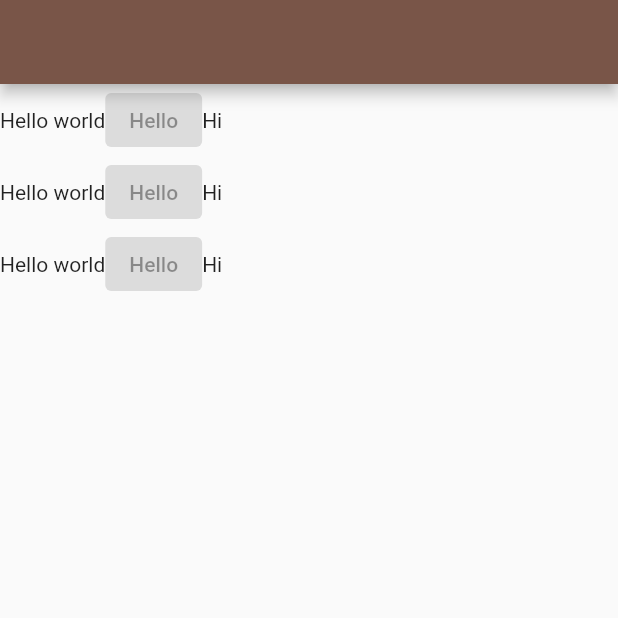
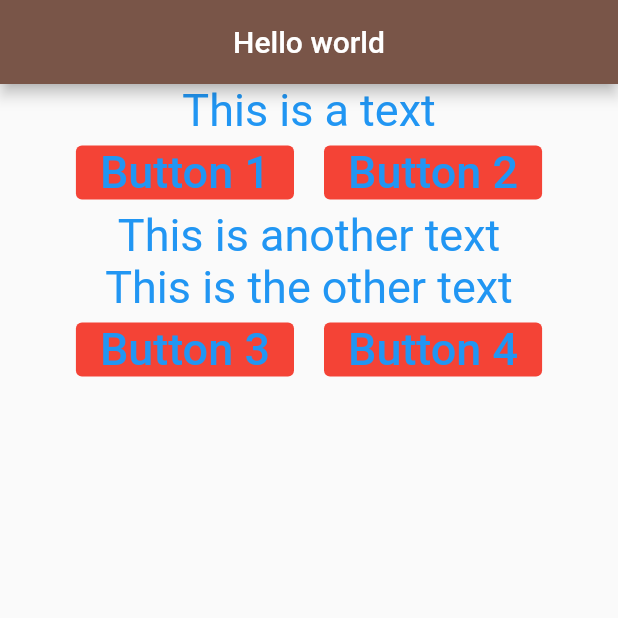
Before and after one commit to TarekFaysal/flutter_project_3, a Flutter app: the screen it shows after launch, on a phone screen of 412 x 824 dp, the top half of it. Run offline on Flutter 3.47's test engine with Material 2 defaults, Android fonts, the phone set to English and light mode, and no system bars.

Commit message:
button, text, column

```diff
--- a/lib/main.dart
+++ b/lib/main.dart
@@ -28,6 +28,7 @@ class MyApp extends StatelessWidget {
         visualDensity: VisualDensity.adaptivePlatformDensity,
       ),
       home: WelcomeScreen(),
+
     );
   }
 }
--- a/lib/screens/welcome/welcome_screen.dart
+++ b/lib/screens/welcome/welcome_screen.dart
@@ -1,36 +1,85 @@
 import 'package:flutter/material.dart';
 
-class WelcomeScreen extends StatelessWidget {
+class WelcomeScreen extends StatefulWidget {
   const WelcomeScreen({Key key}) : super(key: key);
 
   @override
+  State<WelcomeScreen> createState() => _WelcomeScreenState();
+}
+
+class _WelcomeScreenState extends State<WelcomeScreen> {
+  TextStyle textStyle = TextStyle(color: Colors.blue, fontSize: 30);
+  ButtonStyle buttonStyle =
+      ButtonStyle(backgroundColor: MaterialStateProperty.all(Colors.red));
+  @override
   Widget build(BuildContext context) {
     return Scaffold(
-        appBar: AppBar(),
-        body: Column(
+        appBar: AppBar(
+          title: Text("Hello world"),
+          centerTitle: true,
+        ),
+        body: Container(
+          alignment: Alignment.center,
+          child: Column(
             children: [
+              Text(
+                "This is a text",
+                style: textStyle,
+              ),
               Row(
+                mainAxisAlignment: MainAxisAlignment.center,
                 children: [
-                Text("Hello world"),
-                ElevatedButton(onPressed: null, child: Text("Hello")),
-                Text("Hi")
+                  ElevatedButton(
+                      style: buttonStyle,
+                      onPressed: null,
+                      child: Text(
+                        "Button 1",
+                        style: textStyle,
+                      )),
+                  Container(
+                    width: 20,
+                  ),
+                  ElevatedButton(
+                      style: buttonStyle,
+                      onPressed: null,
+                      child: Text(
+                        "Button 2",
+                        style: textStyle,
+                      ))
                 ],
               ),
+              Text(
+                "This is another text",
+                style: textStyle,
+              ),
+              Text(
+                "This is the other text",
+                style: textStyle,
+              ),
               Row(
+                mainAxisAlignment: MainAxisAlignment.center,
                 children: [
-                Text("Hello world"),
-                ElevatedButton(onPressed: null, child: Text("Hello")),
-                Text("Hi")
+                  ElevatedButton(
+                      style: buttonStyle,
+                      onPressed: null,
+                      child: Text(
+                        "Button 3",
+                        style: textStyle,
+                      )),
+                  Container(
+                    width: 20,
+                  ),
+                  ElevatedButton(
+                      style: buttonStyle,
+                      onPressed: null,
+                      child: Text(
+                        "Button 4",
+                        style: textStyle,
+                      ))
                 ],
               ),
-            Row(
-              children: [
-                Text("Hello world"),
-                ElevatedButton(onPressed: null, child: Text("Hello")),
-                Text("Hi")
             ],
-            )
-          ],
+          ),
         ));
   }
 }
```
Also changed, not shown: pubspec.lock, 2 other files. Lines whose indentation alone changed are shown as unchanged.
